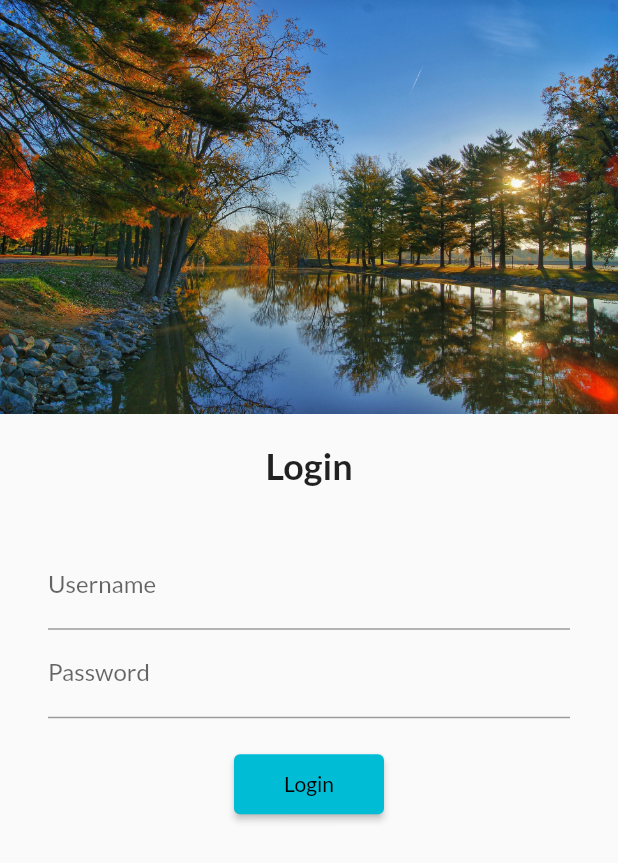
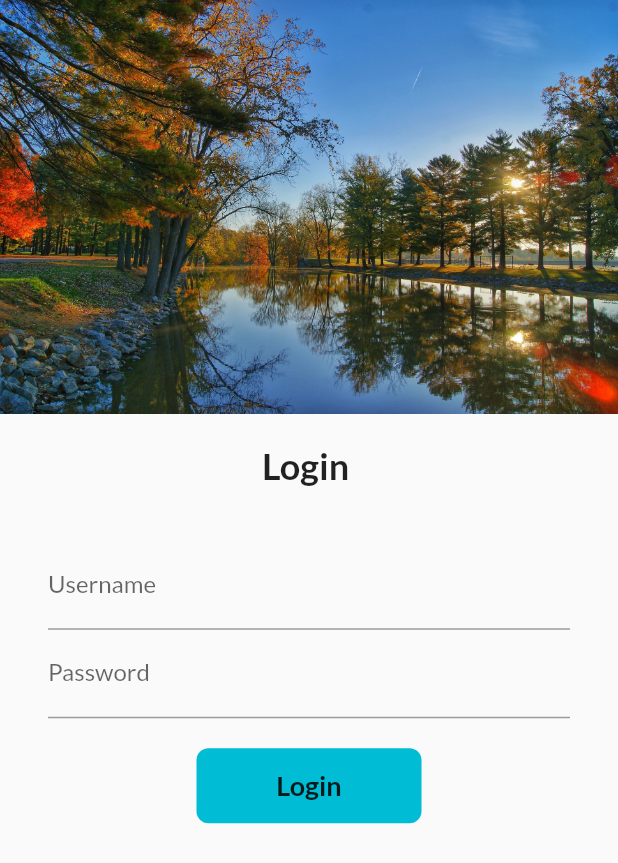
Before and after one commit to JspreetSingh/app_dev, a Flutter app: the screen it shows after launch, on a phone screen of 412 x 824 dp. Shown: the top 863 px of the screen. Run offline on Flutter 3.47's test engine with Material 2 defaults, Android fonts, the phone set to English and light mode, and no system bars; our stand-ins replace google_fonts.

Commit message:
day 6 completed

```diff
--- a/lib/pages/loginpage.dart
+++ b/lib/pages/loginpage.dart
@@ -1,11 +1,19 @@
 import 'package:flutter/material.dart';
 import 'package:flutter_application_2/utils/routes.dart';
 
-class LoginPage extends StatelessWidget {
+class LoginPage extends StatefulWidget {
   const LoginPage({Key? key}) : super(key: key);
 
+  @override
+  State<LoginPage> createState() => _LoginPageState();
+}
+
+class _LoginPageState extends State<LoginPage> {
   //const LoginPage({Key? key}) : super(key: key);
+  String name = "";
+  bool changeButton = false;
 
+  get child => null;
   @override
   Widget build(BuildContext context) {
     return Material(
@@ -20,7 +28,7 @@ class LoginPage extends StatelessWidget {
             const SizedBox(
               height: 20,
             ),
-            const Text("Login",
+            Text("Login $name",
                 // ignore: unnecessary_const
                 style: const TextStyle(
                   fontSize: 24,
@@ -39,6 +47,10 @@ class LoginPage extends StatelessWidget {
                       hintText: "Enter Username",
                       labelText: "Username",
                     ),
+                    onChanged: (value) {
+                      name = value;
+                      setState(() {});
+                    },
                   ),
                   TextFormField(
                     obscureText: true,
@@ -50,14 +62,47 @@ class LoginPage extends StatelessWidget {
                   const SizedBox(
                     height: 20,
                   ),
-                  ElevatedButton(
-                    onPressed: () {
+
+                  InkWell(
+                    onTap: () async {
+                      setState(() {
+                        changeButton = true;
+                      });
+                      await Future.delayed(Duration(seconds: 1));
                       Navigator.pushNamed(context, MyRoutes.homeRoute);
                     },
-                    child: const Text("Login"),
-                    style:
-                        TextButton.styleFrom(minimumSize: const Size(100, 40)),
+                    child: AnimatedContainer(
+                      duration: Duration(seconds: 1),
+                      width: changeButton ? 100 : 150,
+                      height: 50,
+                      //color: Colors.cyan,
+                      alignment: Alignment.center,
+                      // ignore: prefer_const_constructors
+                      child: changeButton
+                          ? Icon(Icons.done)
+                          : Text("Login",
+                              // ignore: prefer_const_constructors
+                              style: TextStyle(
+                                fontWeight: FontWeight.bold,
+                                fontSize: 18,
+                              )),
+                      decoration: BoxDecoration(
+                        color: Colors.cyan,
+                        // shape:
+                        //     changeButton ? BoxShape.circle : BoxShape.rectangle,
+                        borderRadius:
+                            BorderRadius.circular(changeButton ? 50 : 8),
+                      ),
+                    ),
                   )
+                  // ElevatedButton(
+                  //   onPressed: () {
+                  //     Navigator.pushNamed(context, MyRoutes.homeRoute);
+                  //   },
+                  //   child: const Text("Login"),
+                  //   style:
+                  //       TextButton.styleFrom(minimumSize: const Size(100, 40)),
+                  // )
                 ],
               ),
             )
```
